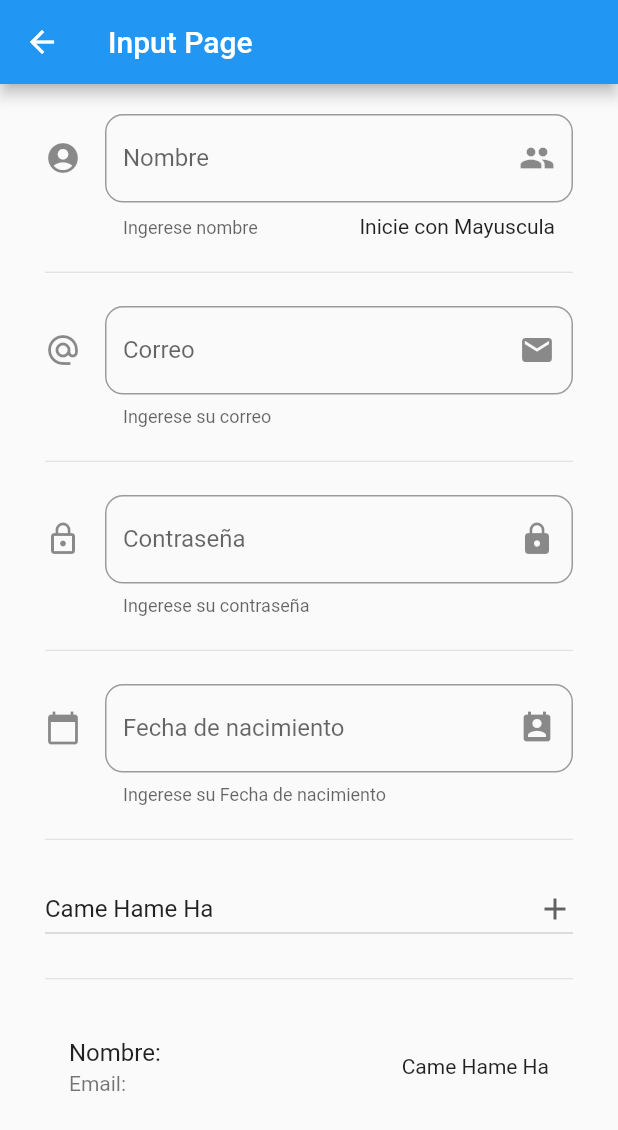
After one commit to Manuel098/Pruebas-flutter, a Flutter app: the NewInput screen opened directly, on a phone screen of 412 x 824 dp. The commit adds this screen. Shown: the top 1130 px of the screen. Run offline on Flutter 3.47's test engine with Material 2 defaults, Android fonts, the phone set to English and light mode, and no system bars.

Commit message:
Input Page

```diff
--- a/componentes/data/menu-opts.json
+++ b/componentes/data/menu-opts.json
@@ -4,6 +4,8 @@
         {"route":"alert","icon":"add_alert","text":"Alertas", "description":"Pagina de alerta generica"},
         {"route":"avatar","icon":"accessibility","text":"Avatars", "description":"Pagina de Circle Avatars"},
         {"route":"card","icon":"folder_open","text":"Tarjetas", "description":"Pagina de Tarjetas"},
-        {"route":"targetsAnimate","icon":"card_animade","text":"Tarjetas Animadas", "description":"Pagina de Tarjetas animadas"}
+        {"route":"targetsAnimate","icon":"card_animade","text":"Tarjetas Animadas", "description":"Pagina de Tarjetas animadas"},
+        {"route":"input","icon":"input","text":"Ejemplo de inputs", "description":"Algunos ejemplos de inputs"},
+        {"route":"bomberman","icon":"card_animade","text":"Bomberman", "description":"Ejercicio Bomberman"}
     ]
 }
--- a/componentes/lib/routes.dart
+++ b/componentes/lib/routes.dart
@@ -1,7 +1,9 @@
 import 'package:flutter/material.dart';
 
+import 'package:componentes/src/pages/bomberman.dart';
 import 'package:componentes/src/pages/card_page.dart';
 import 'package:componentes/src/pages/home_page.dart';
+import 'package:componentes/src/pages/input_page.dart';
 import 'package:componentes/src/pages/alert_page.dart';
 import 'package:componentes/src/pages/avatar_page.dart';
 import 'package:componentes/src/pages/animated_page.dart';
@@ -12,6 +14,8 @@ Map <String, WidgetBuilder> getApplicationRoutes(){
     '/card' : (BuildContext context) => CardPage(),
     '/alert' : (BuildContext context) => AlertPage(),
     '/avatar' : (BuildContext context) => AvatarPage(),
-    '/targetsAnimate': (BuildContext context) => AnimatedContainerPage()
+    '/targetsAnimate': (BuildContext context) => AnimatedContainerPage(),
+    '/bomberman': (BuildContext context) => Bomberman(),
+    '/input': (BuildContext context) => NewInput()
   };
 }
--- /dev/null
+++ b/componentes/lib/src/pages/input_page.dart
@@ -0,0 +1,169 @@
+import 'package:flutter/material.dart';
+
+class NewInput extends StatefulWidget {
+  NewInput({Key key}) : super(key: key);
+
+  @override
+  NewInputState createState() => NewInputState();
+}
+
+class NewInputState extends State<NewInput> {
+  String _name = '',
+      _email = '',
+      _password = '',
+      _fecha = '',
+      _selectedOption = 'Came Hame Ha';
+  List<String> _powers = [
+    'Came Hame Ha',
+    'Masenko',
+    'Vision de Calor',
+    'Super Fuerza'
+  ];
+
+  TextEditingController _inputFieldDateController = TextEditingController();
+
+  @override
+  Widget build(BuildContext context) {
+    return Scaffold(
+      appBar: AppBar(
+        title: Text('Input Page'),
+      ),
+      body: ListView(
+        keyboardDismissBehavior: ScrollViewKeyboardDismissBehavior.onDrag,
+        padding: EdgeInsets.symmetric(horizontal: 30, vertical: 20),
+        children: <Widget>[
+          field(),
+          Divider(
+            height: 45,
+          ),
+          _makeEmail(),
+          Divider(
+            height: 45,
+          ),
+          _makePassword(),
+          Divider(
+            height: 45,
+          ),
+          _makeDate(context: context),
+          Divider(
+            height: 45,
+          ),
+          _makeDropDown(),
+          Divider(
+            height: 45,
+          ),
+          result()
+        ],
+      ),
+    );
+  }
+
+  TextField field() => TextField(
+        onChanged: (value) {
+          setState(() {
+            _name = value;
+          });
+        },
+        textCapitalization: TextCapitalization.sentences,
+        decoration: InputDecoration(
+            border: OutlineInputBorder(borderRadius: BorderRadius.circular(12)),
+            counter: Text('Inicie con Mayuscula'),
+            hintText: 'Nombre de la Persona',
+            labelText: 'Nombre',
+            helperText: 'Ingerese nombre',
+            suffixIcon: Icon(Icons.people),
+            icon: Icon(Icons.account_circle)),
+      );
+
+  TextField _makeEmail() => TextField(
+        keyboardType: TextInputType.emailAddress,
+        onChanged: (value) => setState(() {
+          _email = value;
+        }),
+        textCapitalization: TextCapitalization.none,
+        decoration: InputDecoration(
+            border: OutlineInputBorder(borderRadius: BorderRadius.circular(12)),
+            hintText: 'Correo de la Persona',
+            labelText: 'Correo',
+            helperText: 'Ingerese su correo',
+            suffixIcon: Icon(Icons.mail),
+            icon: Icon(Icons.alternate_email)),
+      );
+
+  TextField _makePassword() => TextField(
+        obscureText: true,
+        onChanged: (value) => setState(() {
+          _password = value;
+        }),
+        textCapitalization: TextCapitalization.none,
+        decoration: InputDecoration(
+            border: OutlineInputBorder(borderRadius: BorderRadius.circular(12)),
+            hintText: 'Contraseña de la Persona',
+            labelText: 'Contraseña',
+            helperText: 'Ingerese su contraseña',
+            suffixIcon: Icon(Icons.lock),
+            icon: Icon(Icons.lock_outline)),
+      );
+
+  TextField _makeDate({@required BuildContext context}) => TextField(
+        enableInteractiveSelection: false,
+        controller: _inputFieldDateController,
+        decoration: InputDecoration(
+            border: OutlineInputBorder(borderRadius: BorderRadius.circular(12)),
+            hintText: 'Fecha de nacimiento',
+            labelText: 'Fecha de nacimiento',
+            helperText: 'Ingerese su Fecha de nacimiento',
+            suffixIcon: Icon(Icons.perm_contact_calendar),
+            icon: Icon(Icons.calendar_today)),
+        onTap: () {
+          FocusScope.of(context).requestFocus(FocusNode());
+          _selectDate(context);
+        },
+      );
+
+  DropdownButton _makeDropDown() => DropdownButton(
+        icon: Icon(Icons.add),
+        isExpanded: true,
+        value: _selectedOption,
+        items: getDropdownList(),
+        onChanged: (obj) {
+          setState(() {
+            _selectedOption = obj.toString();
+          });
+          print(obj);
+        },
+      );
+
+  _selectDate(BuildContext context) async {
+    DateTime picked = await showDatePicker(
+        context: context,
+        initialDate: DateTime.now(),
+        firstDate: DateTime(1995),
+        locale: Locale('es', 'ES'),
+        lastDate: DateTime.now());
+    if (picked != null) {
+      setState(() {
+        _fecha = picked.toString();
+        _inputFieldDateController.text = _fecha;
+      });
+    }
+  }
+
+  ListTile result() => ListTile(
+        title: Text('Nombre: $_name'),
+        subtitle: Text('Email: $_email'),
+        trailing: Text(_selectedOption),
+        onTap: () => print(_password),
+      );
+
+  List<DropdownMenuItem<String>> getDropdownList() {
+    List<DropdownMenuItem<String>> newList = List();
+    for (var power in _powers) {
+      newList.add(DropdownMenuItem(
+        child: Text(power),
+        value: power,
+      ));
+    }
+    return newList;
+  }
+}
--- a/componentes/lib/src/utils/icons_string_util.dart
+++ b/componentes/lib/src/utils/icons_string_util.dart
@@ -4,7 +4,8 @@ final _icons= <String, IconData>{
   'add_alert': Icons.add_alert,
   'accessibility': Icons.accessibility,
   'folder_open': Icons.folder_open,
-  'card_animade': Icons.crop_rotate
+  'card_animade': Icons.crop_rotate,
+  'input': Icons.input
 };
 Icon getIcon(String nameIcon){
   return Icon(_icons[nameIcon], color: Colors.blue,);
--- a/componentes/pubspec.yaml
+++ b/componentes/pubspec.yaml
@@ -8,6 +8,8 @@ environment:
 
 dependencies:
   flutter:
+    sdk: flutter
+  flutter_localizations:
     sdk: flutter
 
   cupertino_icons: ^0.1.2
```
Also changed, not shown: componentes/lib/main.dart (+12 -5 lines), componentes/lib/src/pages/bomberman.dart (added, +112 -0 lines), componentes/lib/src/pages/card_page.dart (+81 -31 lines), compounen_test/lib/main.dart (+3 -8 lines), compounen_test/lib/src/pages/home_temp.dart (+36 -24 lines), componentes/pubspec.lock, compounen_test/pubspec.lock, testude/pubspec.lock, 6 other files.
